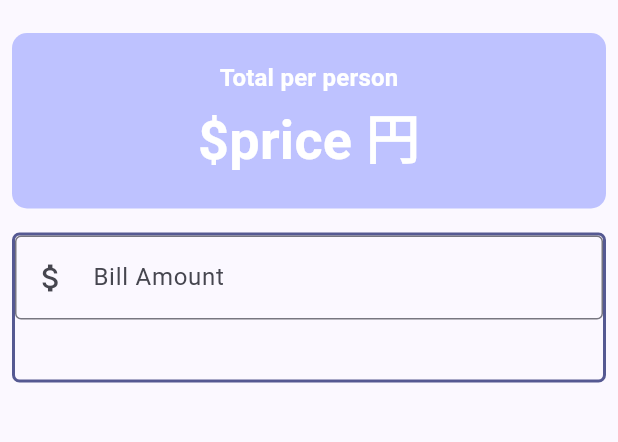
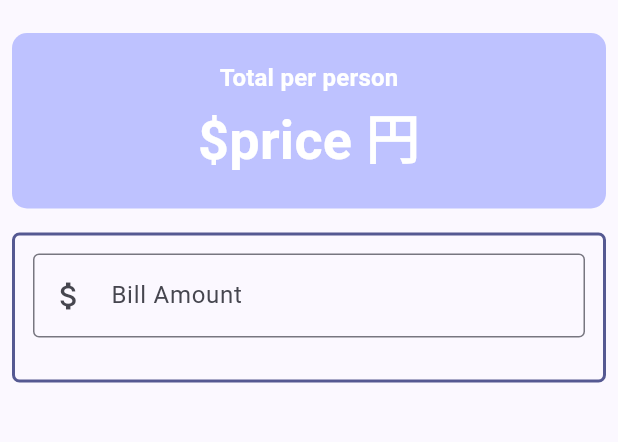
Before and after one commit to BannoTaichi/Utip, a Flutter app: the screen it shows after launch, on a phone screen of 412 x 824 dp, the part 63-505 px from its top. Run offline on Flutter 3.47's test engine with Material 3 defaults, Android fonts, the phone set to English and light mode, and no system bars.

Commit message:
adding padding around 'bill amount'

```diff
--- a/lib/main.dart
+++ b/lib/main.dart
@@ -80,7 +80,9 @@ class _UTipState extends State<UTip> {
               ),
               child: Column(
                 children: [
-                  TextField(
+                  Padding(
+                    padding: const EdgeInsets.all(12.0),
+                    child: TextField(
                       decoration: InputDecoration(
                           border: OutlineInputBorder(),
                           prefixIcon: Icon(Icons.attach_money),
@@ -89,6 +91,7 @@ class _UTipState extends State<UTip> {
                       onChanged: (String value) {
                         print("Value: $value");
                       },
+                    ),
                   ),
                 ],
               ),
```
Lines whose indentation alone changed are shown as unchanged.
